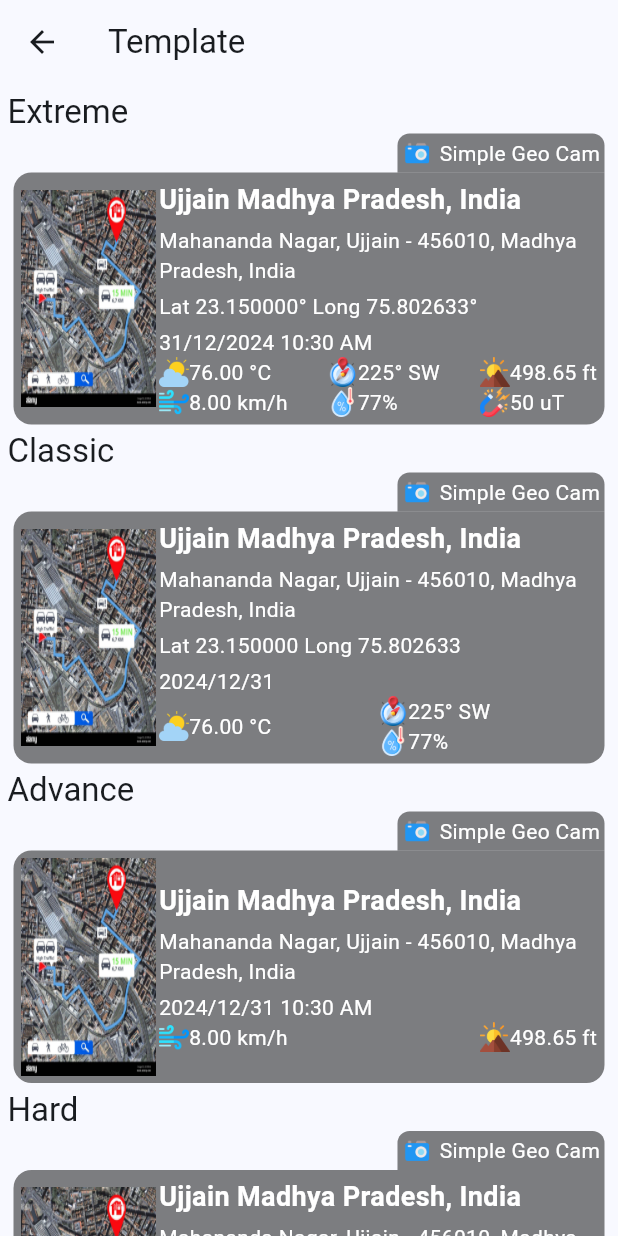
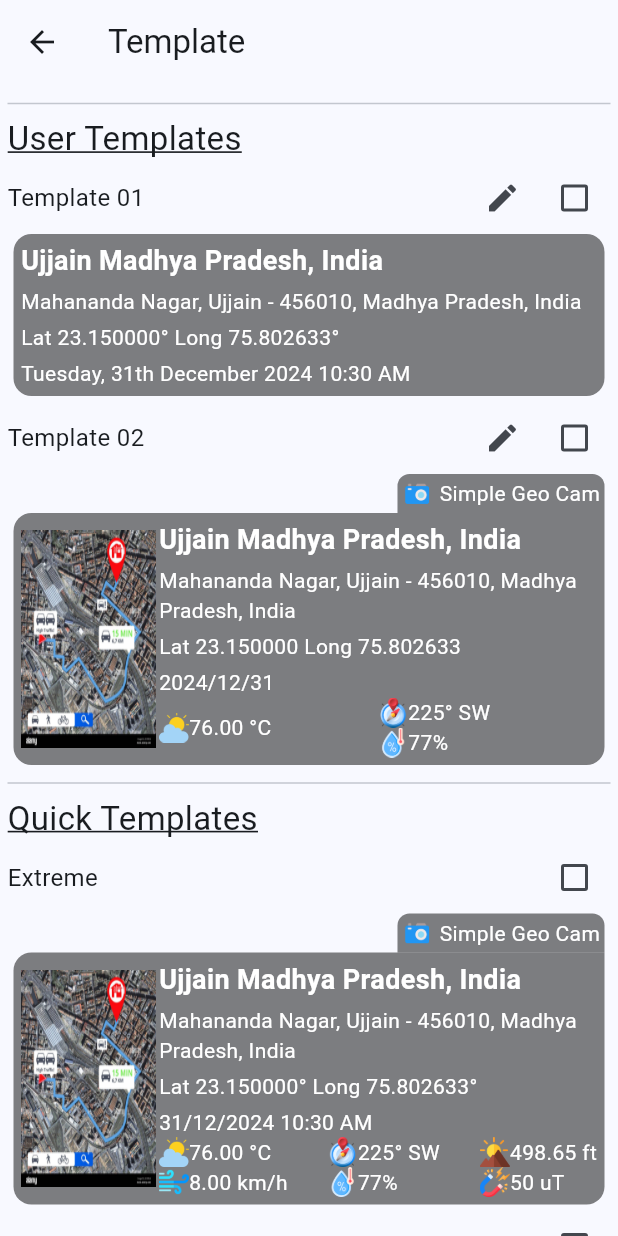
Before and after one commit to AshishKumarBaghel/simple_geocam, a Flutter app: the screen it shows after launch, after a tap on "Template", on a phone screen of 412 x 824 dp. Run offline on Flutter 3.47's test engine with Material 3 defaults, Android fonts, the phone set to English and light mode, and no system bars; our stand-ins replace camera, google_mobile_ads, package_info_plus, permission_handler, shared_preferences; missing offline and left inert: gallery_saver_plus, photo_manager; network calls fail.

Commit message:
[sgc-0022] quick template save and fetch logic

```diff
--- a/lib/main.dart
+++ b/lib/main.dart
@@ -1,14 +1,18 @@
 import 'package:camera/camera.dart';
 import 'package:flutter/material.dart';
 import 'package:flutter/services.dart';
+import 'package:google_mobile_ads/google_mobile_ads.dart';
 import 'package:package_info_plus/package_info_plus.dart';
 import 'package:simple_geocam/simple_geo_cam/main_screen.dart';
+import 'package:simple_geocam/template/template_preference_service.dart';
 
 List<CameraDescription> cameras = [];
 
 Future<void> main() async {
   WidgetsFlutterBinding.ensureInitialized();
   cameras = await availableCameras();
+  MobileAds.instance.initialize();
+  await TemplatePreferenceService.init();
   // Lock to portrait up/down only
   SystemChrome.setPreferredOrientations([
     DeviceOrientation.portraitUp,
--- a/lib/simple_geo_cam/camera_screen.dart
+++ b/lib/simple_geo_cam/camera_screen.dart
@@ -89,7 +89,7 @@ class _CameraScreenState extends State<CameraScreen> {
     GeoCamTransport geoCamTransport = geoService.fetchGeoCamDetails();
     double parentWidth = MediaQuery.of(context).size.width;
     Color backgroundColor = Colors.black.withValues(alpha: 0.5);
-    TemplateTransport currentTemplateTransport = templateDefinitionService.getExtremeTemplate();
+    TemplateTransport currentTemplateTransport = templateDefinitionService.getUserSavedTemplate();
     return Scaffold(
       backgroundColor: Colors.black,
       body: SafeArea(
@@ -399,6 +399,7 @@ class _CameraScreenState extends State<CameraScreen> {
         builder: (context) => const TemplateScreen(),
       ),
     );
+    setState(() {});
   }
 
   void _frontCameraToggleOnPressed() {
@@ -451,7 +452,7 @@ class _CameraScreenState extends State<CameraScreen> {
   }
 
   Future<void> _changeFlashMode(FlashMode flashMode) async {
-    await _controller!.setFlashMode(flashMode);
+    await _controller.setFlashMode(flashMode);
     setState(() {});
   }
 }
--- a/lib/simple_geo_cam/permissions_screen.dart
+++ b/lib/simple_geo_cam/permissions_screen.dart
@@ -39,7 +39,6 @@ class _PermissionsScreenState extends State<PermissionsScreen> {
         body: SafeArea(
           child: Padding(
             padding: const EdgeInsets.all(16.0),
-            child: SingleChildScrollView(
             child: Column(
               crossAxisAlignment: CrossAxisAlignment.start,
               children: [
@@ -116,7 +115,6 @@ class _PermissionsScreenState extends State<PermissionsScreen> {
                   ),
                 ),
               ],
-              ),
             ),
           ),
         ),
--- a/lib/template/service/template_definition_service.dart
+++ b/lib/template/service/template_definition_service.dart
@@ -1,3 +1,5 @@
+import 'package:flutter/material.dart';
+import 'package:simple_geocam/template/template_preference_service.dart';
 import 'package:simple_geocam/template/transport/template_address_transport.dart';
 import 'package:simple_geocam/template/transport/template_map_transport.dart';
 import 'package:simple_geocam/template/transport/template_transport.dart';
@@ -12,12 +14,31 @@ import '../transport/value/map_type.dart';
 import '../transport/value/wind_type.dart';
 
 class TemplateDefinitionService {
+  final TemplatePreferenceService _templatePreferenceService = TemplatePreferenceService();
+
+  TemplateTransport getUserSavedTemplate() {
+    final String templateKey = _templatePreferenceService.fetchTemplate();
+    if ('extreme' == templateKey) {
+      return getExtremeTemplate();
+    } else if ('classic' == templateKey) {
+      return getClassicTemplate();
+    } else if ('advance' == templateKey) {
+      return getAdvanceTemplate();
+    } else if ('hard' == templateKey) {
+      return getHardTemplate();
+    } else if ('simple' == templateKey) {
+      return getSimpleTemplate();
+    }
+    return getAdvanceTemplate();
+  }
+
   TemplateTransport getExtremeTemplate() {
     final TemplateMapTransport templateMap = TemplateMapTransport(
       hasMapImage: true,
       mapType: MapType.satellite,
       mapPosition: MapPosition.left,
       scale: 15,
+      appStamp: true,
     );
 
     final TemplateAddressTransport templateAddress = TemplateAddressTransport(
@@ -52,6 +73,7 @@ class TemplateDefinitionService {
       mapType: MapType.satellite,
       mapPosition: MapPosition.left,
       scale: 15,
+      appStamp: true,
     );
     final TemplateAddressTransport templateAddress = TemplateAddressTransport(
         hasAddressTitle: true,
@@ -82,6 +104,7 @@ class TemplateDefinitionService {
       mapType: MapType.satellite,
       mapPosition: MapPosition.left,
       scale: 15,
+      appStamp: true,
     );
 
     final TemplateAddressTransport templateAddress = TemplateAddressTransport(
@@ -114,6 +137,7 @@ class TemplateDefinitionService {
       mapType: MapType.satellite,
       mapPosition: MapPosition.left,
       scale: 15,
+      appStamp: true,
     );
 
     final TemplateAddressTransport templateAddress = TemplateAddressTransport(
@@ -148,6 +172,7 @@ class TemplateDefinitionService {
       mapType: MapType.satellite,
       mapPosition: MapPosition.left,
       scale: 15,
+      appStamp: false,
     );
 
     final TemplateAddressTransport templateAddress = TemplateAddressTransport(
--- /dev/null
+++ b/lib/template/template_preference_service.dart
@@ -0,0 +1,25 @@
+import 'package:shared_preferences/shared_preferences.dart';
+
+class TemplatePreferenceService {
+  static init() async {
+    _prefs = await SharedPreferences.getInstance();
+  }
+
+  static const String _defaultTemplateKey = 'advance';
+  static const String _templateKey = 'templateKey';
+
+  static late final SharedPreferences _prefs;
+
+  // names
+  void saveTemplate({required String templateKey}) {
+    _prefs.setString(_templateKey, templateKey.toLowerCase());
+  }
+
+  String fetchTemplate() {
+    var templateKey = _prefs.getString(_templateKey);
+    if (templateKey == null) {
+      return _defaultTemplateKey;
+    }
+    return templateKey.toLowerCase();
+  }
+}
--- a/lib/template/template_screen.dart
+++ b/lib/template/template_screen.dart
@@ -1,6 +1,8 @@
 import 'package:flutter/material.dart';
 import 'package:simple_geocam/service/geo_service.dart';
 import 'package:simple_geocam/template/service/template_definition_service.dart';
+import 'package:simple_geocam/template/template_preference_service.dart';
+import 'package:simple_geocam/template/transport/template_tile.dart';
 import 'package:simple_geocam/template/transport/template_transport.dart';
 import 'package:simple_geocam/ui_widget/geo_location_detail.dart';
 
@@ -16,15 +18,136 @@ class TemplateScreen extends StatefulWidget {
 class _TemplateScreenState extends State<TemplateScreen> {
   final GeoService geoService = GeoService();
   final TemplateDefinitionService templateDefinitionService = TemplateDefinitionService();
+  final TextStyle titleLargeSize = const TextStyle(fontSize: 22, decoration: TextDecoration.underline);
+  final TextStyle titleMediumSize = const TextStyle(fontSize: 16);
+  final TemplatePreferenceService templatePreferenceService = TemplatePreferenceService();
+  late List<TemplateTile> templateTiles;
+
+  @override
+  void initState() {
+    // TODO: implement initState
+    super.initState();
+    _initTemplate();
+  }
+
+  void _initTemplate() {
+    GeoCamTransport geoCamTransport = geoService.fetchGeoCamDetails();
+    final String template = templatePreferenceService.fetchTemplate();
+    templateTiles = [
+      TemplateTile(
+        title: 'User Templates',
+        titleStyle: titleLargeSize,
+      ),
+      TemplateTile(
+        title: 'Template 01',
+        geoLocationDetail: geoLocationDetail(geoCamTransport, templateDefinitionService.getSimpleTemplate()),
+        titleStyle: titleMediumSize,
+        isQuickTemplate: false,
+        isChecked: template == 'template 01',
+      ),
+      TemplateTile(
+        title: 'Template 02',
+        geoLocationDetail: geoLocationDetail(geoCamTransport, templateDefinitionService.getClassicTemplate()),
+        titleStyle: titleMediumSize,
+        isQuickTemplate: false,
+        isChecked: template == 'template 02',
+      ),
+      TemplateTile(
+        title: 'Quick Templates',
+        titleStyle: titleLargeSize,
+      ),
+      TemplateTile(
+        title: 'Extreme',
+        geoLocationDetail: geoLocationDetail(geoCamTransport, templateDefinitionService.getExtremeTemplate()),
+        titleStyle: titleMediumSize,
+        isChecked: template == 'extreme',
+      ),
+      TemplateTile(
+        title: 'Classic',
+        geoLocationDetail: geoLocationDetail(geoCamTransport, templateDefinitionService.getClassicTemplate()),
+        titleStyle: titleMediumSize,
+        isChecked: template == 'classic',
+      ),
+      TemplateTile(
+        title: 'Advance',
+        geoLocationDetail: geoLocationDetail(geoCamTransport, templateDefinitionService.getAdvanceTemplate()),
+        titleStyle: titleMediumSize,
+        isChecked: template == 'advance',
+      ),
+      TemplateTile(
+        title: 'Hard',
+        geoLocationDetail: geoLocationDetail(geoCamTransport, templateDefinitionService.getHardTemplate()),
+        titleStyle: titleMediumSize,
+        isChecked: template == 'hard',
+      ),
+      TemplateTile(
+        title: 'Simple',
+        geoLocationDetail: geoLocationDetail(geoCamTransport, templateDefinitionService.getSimpleTemplate()),
+        titleStyle: titleMediumSize,
+        isChecked: template == 'simple',
+      ),
+    ];
+  }
+
+  GeoLocationDetail geoLocationDetail(GeoCamTransport geoCamTransport, TemplateTransport templateTransport) {
+    return GeoLocationDetail(geoCamTransport: geoCamTransport, templateTransport: templateTransport);
+  }
 
   @override
   Widget build(BuildContext context) {
-    GeoCamTransport geoCamTransport = geoService.fetchGeoCamDetails();
     return Scaffold(
       appBar: AppBar(title: const Text('Template')),
-      body: ListView(
+      body: ListView.builder(
+        padding: const EdgeInsets.all(5.0),
+        itemCount: templateTiles.length,
+        itemBuilder: (context, index) {
+          return Column(
+            crossAxisAlignment: CrossAxisAlignment.start,
+            children: [
+              if (templateTiles[index].titleStyle == titleLargeSize) Divider(),
+              Row(
+                mainAxisAlignment: MainAxisAlignment.spaceBetween,
+                children: [
+                  Text(
+                    templateTiles[index].title,
+                    style: templateTiles[index].titleStyle,
+                  ),
+                  Row(children: [
+                    if (!templateTiles[index].isQuickTemplate) IconButton(onPressed: () {}, icon: const Icon(Icons.edit)),
+                    if (templateTiles[index].geoLocationDetail != null)
+                      Checkbox(
+                        value: templateTiles[index].isChecked,
+                        onChanged: (bool? value) {
+                          if (value != true) {
+                            return;
+                          }
+                          for (TemplateTile templateTile in templateTiles) {
+                            templateTile.isChecked = false;
+                          }
+                          setState(() {
+                            templatePreferenceService.saveTemplate(templateKey: templateTiles[index].title);
+                            templateTiles[index].isChecked = value ?? false;
+                          });
+                        },
+                      ),
+                  ]),
+                ],
+              ),
+              if (templateTiles[index].geoLocationDetail != null) templateTiles[index].geoLocationDetail!,
+            ],
+          );
+        },
+      ),
+    );
+  }
+
+/*ListView(
         padding: const EdgeInsets.all(5.0),
         children: [
+          Text(
+            'Quick Templates',
+            style: Theme.of(context).textTheme.titleLarge,
+          ),
           SectionWidget(
             title: 'Extreme',
             geoLocationDetail: GeoLocationDetail(
@@ -60,10 +183,10 @@ class _TemplateScreenState extends State<TemplateScreen> {
               templateTransport: templateDefinitionService.getSimpleTemplate(),
             ),
           ),
-        ],
-      ),
+      ],
+    ),
     );
-  }
+  }*/
 }
 
 class SectionWidget extends StatelessWidget {
@@ -81,9 +204,15 @@ class SectionWidget extends StatelessWidget {
     return Column(
       crossAxisAlignment: CrossAxisAlignment.start,
       children: [
-        Text(
-          title,
-          style: Theme.of(context).textTheme.titleLarge,
+        Row(
+          mainAxisAlignment: MainAxisAlignment.spaceBetween,
+          children: [
+            Text(
+              title,
+              style: Theme.of(context).textTheme.titleMedium,
+            ),
+            Checkbox(value: true, onChanged: (value) {}),
+          ],
         ),
         geoLocationDetail,
       ],
--- /dev/null
+++ b/lib/template/transport/template.dart
@@ -0,0 +1,9 @@
+enum Template{
+  template01,
+  template02,
+  classic,
+  simple,
+  extreme,
+  advance,
+  hard
+}
--- a/lib/template/transport/template_map_transport.dart
+++ b/lib/template/transport/template_map_transport.dart
@@ -6,12 +6,14 @@ class TemplateMapTransport {
   final MapType mapType;
   final MapPosition mapPosition;
   final int scale;
+  final bool appStamp;
 
   TemplateMapTransport({
     required this.hasMapImage,
     required this.mapType,
     required this.mapPosition,
     required this.scale,
+    required this.appStamp,
   });
 
   // Factory constructor to create an instance from JSON
@@ -21,6 +23,7 @@ class TemplateMapTransport {
       mapType: json['mapType'] as MapType,
       mapPosition: json['mapPosition'] as MapPosition,
       scale: json['scale'] as int,
+      appStamp: json['appStamp'] as bool,
     );
   }
 
@@ -31,6 +34,7 @@ class TemplateMapTransport {
       'mapType': mapType,
       'mapPosition': mapPosition,
       'scale': scale,
+      'appStamp': appStamp,
     };
   }
 }
--- /dev/null
+++ b/lib/template/transport/template_tile.dart
@@ -0,0 +1,41 @@
+import 'package:flutter/material.dart';
+
+import '../../ui_widget/geo_location_detail.dart';
+
+class TemplateTile {
+  final String title;
+  TextStyle? titleStyle;
+  GeoLocationDetail? geoLocationDetail;
+  bool isChecked;
+  bool isQuickTemplate;
+
+  TemplateTile({
+    required this.title,
+    this.titleStyle,
+    this.geoLocationDetail,
+    this.isChecked = false,
+    this.isQuickTemplate = true,
+  });
+
+  // Factory constructor to create an instance from JSON
+  factory TemplateTile.fromJson(Map<String, dynamic> json) {
+    return TemplateTile(
+      title: json['title'] as String,
+      titleStyle: json['titleStyle'] as TextStyle?,
+      geoLocationDetail: json['geoLocationDetail'] as GeoLocationDetail,
+      isChecked: json['isChecked'] as bool,
+      isQuickTemplate: json['isQuickTemplate'] as bool,
+    );
+  }
+
+  // Optional: Convert an instance back to JSON
+  Map<String, dynamic> toJson() {
+    return {
+      'title': title,
+      'titleStyle': titleStyle,
+      'geoLocationDetail': geoLocationDetail,
+      'isChecked': isChecked,
+      'isQuickTemplate': isQuickTemplate,
+    };
+  }
+}
--- a/lib/ui_widget/camera_button.dart
+++ b/lib/ui_widget/camera_button.dart
@@ -3,9 +3,9 @@ import 'package:flutter/material.dart';
 class CameraButton extends StatefulWidget {
   final double size; // Size of the outer button (diameter)
   final VoidCallback onPressed; // Action when the button is pressed
-  Color color;
+  final Color color;
 
-  CameraButton({
+  const CameraButton({
     super.key,
     required this.size,
     required this.onPressed,
--- a/lib/ui_widget/geo_location_detail.dart
+++ b/lib/ui_widget/geo_location_detail.dart
@@ -26,6 +26,7 @@ class GeoLocationDetail extends StatelessWidget {
       padding: const EdgeInsets.only(left: 4, right: 4, bottom: 4),
       child: Column(
         children: [
+          if (templateTransport.templateMap.appStamp)
             Row(
               mainAxisAlignment: MainAxisAlignment.end,
               children: [
@@ -60,8 +61,11 @@ class GeoLocationDetail extends StatelessWidget {
             padding: const EdgeInsets.all(5),
             decoration: BoxDecoration(
               color: backgroundColor,
-              borderRadius:
-                  const BorderRadius.only(topLeft: Radius.circular(12), bottomRight: Radius.circular(12), bottomLeft: Radius.circular(12)),
+              borderRadius: BorderRadius.only(
+                  topLeft: const Radius.circular(12),
+                  bottomRight: const Radius.circular(12),
+                  bottomLeft: const Radius.circular(12),
+                  topRight: (!templateTransport.templateMap.appStamp) ? const Radius.circular(12) : const Radius.circular(0)),
             ),
             child: Column(
               children: [
--- a/pubspec.yaml
+++ b/pubspec.yaml
@@ -48,6 +48,7 @@ dependencies:
   path_provider: ^2.1.5
   permission_handler: ^11.3.1
   photo_manager: ^3.6.3 #thumbnail and collection of images in app
+  shared_preferences: ^2.3.4
   uuid: ^4.5.1
 
 dev_dependencies:
```
Also changed, not shown: pubspec.lock, 2 other files. Lines whose indentation alone changed are shown as unchanged.
